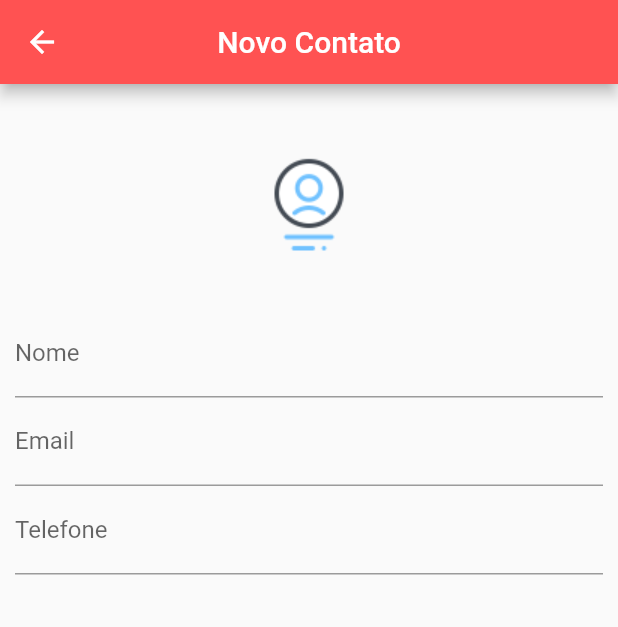
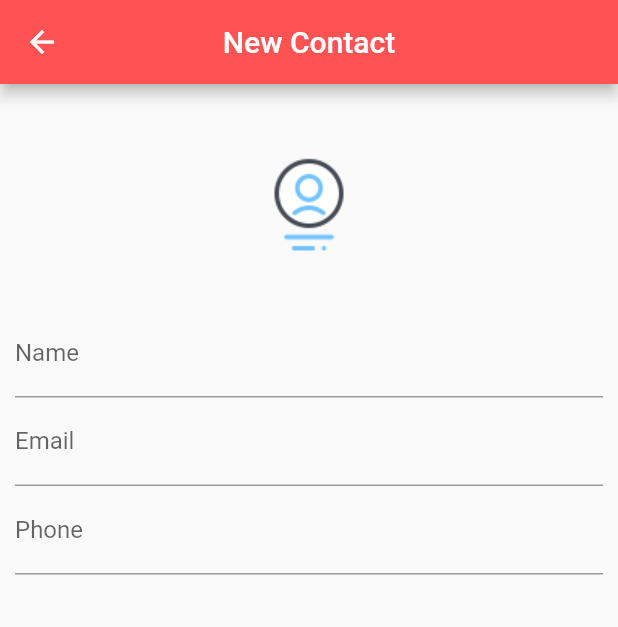
Before and after one commit to jamil2gomes/projetoAgenda, a Flutter app: the screen it shows after launch, after a tap on the "add" icon, on a phone screen of 412 x 824 dp. Shown: the top 627 px of the screen. Run offline on Flutter 3.47's test engine with Material 2 defaults, Android fonts, the phone set to English and light mode, and no system bars; our stand-ins replace sqflite; accounts and stored records are empty.

Commit message:
refatoraçao dos nomes das variaveis, classes e metodos e add de um popup de opcoes

```diff
--- /dev/null
+++ b/lib/helper/ContactHelper.dart
@@ -0,0 +1,97 @@
+import 'package:sqflite/sqflite.dart';
+import 'package:agenda_app/model/Contact.dart';
+import 'package:path_provider/path_provider.dart';
+import 'dart:io';
+import 'dart:async';
+
+class ContactHelper {
+  static ContactHelper _databaseHelper;
+  static Database _database;
+
+  String contactTable = "contact";
+  String colId = "id";
+  String colName = "name";
+  String colEmail = "email";
+  String colPhone = "phone";
+  String colImg = "image";
+
+  ContactHelper._createInstance();
+
+  factory ContactHelper() {
+    if (_databaseHelper == null)
+      _databaseHelper = ContactHelper._createInstance();
+
+    return _databaseHelper;
+  }
+
+  Future<Database> get database async {
+    if (_database == null) {
+      _database = await initializeDatabase();
+    }
+
+    return _database;
+  }
+
+  Future<Database> initializeDatabase() async {
+    final Directory directory = await getApplicationDocumentsDirectory();
+    final String path = directory.path + 'contactDb.db';
+
+    var contactDB = await openDatabase(path, version: 1, onCreate: _createDB);
+    return contactDB;
+  }
+
+  void _createDB(Database db, int version) async {
+    String sql =
+        "CREATE TABLE $contactTable ($colId INTEGER PRIMARY KEY AUTOINCREMENT, $colName TEXT, $colEmail TEXT, $colPhone TEXT, $colImg TEXT)";
+
+    await db.execute(sql);
+  }
+
+  Future<Contact> insert(Contact contact) async {
+    Database db = await this.database;
+
+    contact.id = await db.insert(contactTable, contact.toMap());
+    return contact;
+  }
+
+  Future<List<Contact>> getContacts() async {
+    Database db = await this.database;
+    var result = await db.query(contactTable);
+
+    return result.isNotEmpty
+        ? result.map((contact) => Contact.fromMap(contact)).toList()
+        : [];
+  }
+
+  Future<Contact> getContactBy(int id) async {
+    Database db = await this.database;
+    List<Map> result = await db.query(contactTable,
+        columns: [colId, colName, colEmail, colImg],
+        where: "$colId = ?",
+        whereArgs: [id]);
+
+    return (result.length > 0) ? Contact.fromMap(result.first) : null;
+  }
+
+  Future<int> delete(int id) async {
+    Database db = await this.database;
+    return await db.delete(contactTable, where: "$colId = ?", whereArgs: [id]);
+  }
+
+  Future<int> update(Contact contact) async {
+    Database db = await this.database;
+    return await db.update(contactTable, contact.toMap(),
+        where: '$colId = ?', whereArgs: [contact.id]);
+  }
+
+  Future<int> getCountContacts() async {
+    Database db = await this.database;
+    return Sqflite.firstIntValue(
+        await db.rawQuery("SELECT COUNT(*) FROM $contactTable"));
+  }
+
+  Future close() async {
+    Database db = await this.database;
+    db.close();
+  }
+}
--- a/lib/helper/ContatoHelper.dart
+++ /dev/null
@@ -1,105 +0,0 @@
-import 'package:sqflite/sqflite.dart';
-import 'package:agenda_app/model/Contato.dart';
-import 'package:path_provider/path_provider.dart';
-import 'dart:io';
-import 'dart:async';
-
-
-
-class ContatoHelper{
-
-  static ContatoHelper _databaseHelper;
-  static Database _database;
-
-  String contatoTable = "contato";
-  String colId        = "id";
-  String colNome      = "nome";
-  String colEmail     = "email";
-  String colTel       = "telefone";
-  String colImg       = "imagem";
-
-
-  ContatoHelper._createInstance();
-
-  factory ContatoHelper() {
-    if (_databaseHelper == null) _databaseHelper = ContatoHelper._createInstance();
-
-    return _databaseHelper;
-  }
-
-  Future<Database> get database async {
-    if (_database == null) {
-      _database = await initializeDatabase();
-    }
-
-    return _database;
-  }
-
-  Future<Database> initializeDatabase() async {
-    final Directory directory = await getApplicationDocumentsDirectory();
-    final String path = directory.path + 'contatoDB.db';
-
-    var contatoDB = await openDatabase(path, version: 1, onCreate: _createDB);
-    return contatoDB;
-  }
-
-  void _createDB(Database db, int version) async {
-    String sql = "CREATE TABLE $contatoTable ($colId INTEGER PRIMARY KEY AUTOINCREMENT, $colNome TEXT, $colEmail TEXT, $colTel TEXT, $colImg TEXT)";
-
-    await db.execute(sql);
-  }
-
-  Future<Contato> insert(Contato contato) async {
-    Database db = await this.database;
-
-     contato.id = await db.insert(contatoTable, contato.toMap()); //ele retorna o id
-
-    return contato;
-  }
-
-
-  Future<List<Contato>> getContatos() async {
-    Database db = await this.database;
-    var resultado = await db.query(contatoTable);
-
-     return resultado.isNotEmpty ? resultado.map((contato) => Contato.fromMap(contato)).toList() : [];
-  }
-
-  Future<Contato> getContatoBy(int id) async {
-    Database db = await this.database;
-   List<Map> resultado = await db.query(contatoTable,
-       columns: [colId, colNome, colEmail, colImg],
-       where: "$colId = ?",
-       whereArgs: [id]);
-
-   return (resultado.length > 0) ?  Contato.fromMap(resultado.first) : null;
-
-  }
-
-  Future<int>deleteContato(int id) async{
-    Database db = await this.database;
-    return await db.delete(contatoTable,
-        where:"$colId = ?",
-        whereArgs: [id]);
-  }
-
-  Future<int>updateContato(Contato contato) async{
-    Database db = await this.database;
-   return  await db.update(contatoTable,
-       contato.toMap(),
-       where:'$colId = ?',
-       whereArgs: [contato.id] );
-
-  }
-
-  Future<int>getCountContatos() async{
-    Database db = await this.database;
-    return Sqflite.firstIntValue(await db.rawQuery("SELECT COUNT(*) FROM $contatoTable"));
-  }
-
-  Future close() async {
-    Database db = await this.database;
-    db.close();
-  }
-
-}
--- /dev/null
+++ b/lib/model/Contact.dart
@@ -0,0 +1,34 @@
+class Contact {
+  int id;
+  String name;
+  String phone;
+  String email;
+  String image;
+
+  Contact({this.name, this.phone, this.email, this.image});
+
+  Contact.fromMap(Map map) {
+    id = map['id'];
+    name = map['name'];
+    phone = map['phone'];
+    email = map['email'];
+    image = map['image'];
+  }
+
+  Map toMap() {
+    Map<String, dynamic> map = {
+      'name': name,
+      'phone': phone,
+      'email': email,
+      'image': image,
+    };
+    if (id != null) map['id'] = id;
+
+    return map;
+  }
+
+  @override
+  String toString() {
+    return 'Contact[ id: $id, name: $name, phone: $phone, email: $email, image: $image]';
+  }
+}
--- a/lib/model/Contato.dart
+++ /dev/null
@@ -1,34 +0,0 @@
-class Contato {
-  int id;
-  String nome;
-  String telefone;
-  String email;
-  String imagem;
-
-  Contato({this.nome, this.telefone, this.email, this.imagem});
-
-  Contato.fromMap(Map map) {
-    id = map['id'];
-    nome = map['nome'];
-    telefone = map['telefone'];
-    email = map['email'];
-    imagem = map['imagem'];
-  }
-
-  Map toMap() {
-    Map<String, dynamic> map = {
-      'nome'    : nome,
-      'telefone': telefone,
-      'email'   : email,
-      'imagem'  : imagem,
-    };
-    if (id != null) map['id'] = id;
-
-    return map;
-  }
-
-  @override
-  String toString() {
-    return 'Contato[ id: $id, nome: $nome, telefone: $telefone, email: $email, imagem: $imagem]';
-  }
-}
--- a/lib/pages/contato_page.dart
+++ b/lib/pages/contato_page.dart
@@ -1,45 +1,47 @@
 import 'dart:io';
 import 'package:flutter/material.dart';
-import 'package:agenda_app/model/Contato.dart';
+import 'package:agenda_app/model/Contact.dart';
 
 class ContatoPage extends StatefulWidget {
-  final Contato contato;
+  final Contact contact;
 
-  ContatoPage({this.contato});
+  ContatoPage({this.contact});
 
   @override
   _ContatoPageState createState() => _ContatoPageState();
 }
 
 class _ContatoPageState extends State<ContatoPage> {
-  Contato _contatoEditado;
-  bool _textEditado = false;
-  final _nomeController = TextEditingController();
+  Contact _editedContact;
+  bool _editedText = false;
+  final _nameController = TextEditingController();
   final _emailController = TextEditingController();
-  final _telefoneController = TextEditingController();
+  final _phoneController = TextEditingController();
   final _nomeFocus = FocusNode();
 
   @override
   void initState() {
     super.initState();
 
-    if (widget.contato == null) {
-      this._contatoEditado = Contato();
+    if (widget.contact == null) {
+      this._editedContact = Contact();
     } else {
-      this._contatoEditado = Contato.fromMap(widget.contato.toMap());
-      _nomeController.text = this._contatoEditado.nome;
-      _emailController.text = this._contatoEditado.email;
-      _telefoneController.text = this._contatoEditado.telefone;
+      this._editedContact = Contact.fromMap(widget.contact.toMap());
+      _nameController.text = this._editedContact.name;
+      _emailController.text = this._editedContact.email;
+      _phoneController.text = this._editedContact.phone;
     }
   }
 
   @override
   Widget build(BuildContext context) {
     return WillPopScope(
-      onWillPop: _chamaPopUp,
+      onWillPop: () {
+        return _showPopUp(context);
+      },
       child: Scaffold(
         appBar: AppBar(
-          title: Text(_contatoEditado.nome ?? 'Novo Contato'),
+          title: Text(_editedContact.name ?? 'New Contact'),
           backgroundColor: Colors.redAccent,
           centerTitle: true,
         ),
@@ -55,20 +57,20 @@ class _ContatoPageState extends State<ContatoPage> {
                     decoration: BoxDecoration(
                       shape: BoxShape.circle,
                       image: DecorationImage(
-                          image: _contatoEditado.imagem != null
-                              ? FileImage(File(_contatoEditado.imagem))
+                          image: _editedContact.image != null
+                              ? FileImage(File(_editedContact.image))
                               : AssetImage('imagem/icons8-nome-64.png')),
                     )),
               ),
               TextField(
-                controller: _nomeController,
+                controller: _nameController,
                 focusNode: _nomeFocus,
                 keyboardType: TextInputType.text,
-                decoration: InputDecoration(labelText: 'Nome'),
+                decoration: InputDecoration(labelText: 'Name'),
                 onChanged: (text) {
-                  _textEditado = true;
+                  _editedText = true;
                   setState(() {
-                    _contatoEditado.nome = text;
+                    _editedContact.name = text;
                   });
                 },
               ),
@@ -77,17 +79,17 @@ class _ContatoPageState extends State<ContatoPage> {
                 keyboardType: TextInputType.emailAddress,
                 decoration: InputDecoration(labelText: 'Email'),
                 onChanged: (text) {
-                  _textEditado = true;
-                  _contatoEditado.email = text;
+                  _editedText = true;
+                  _editedContact.email = text;
                 },
               ),
               TextField(
-                controller: _telefoneController,
+                controller: _phoneController,
                 keyboardType: TextInputType.phone,
-                decoration: InputDecoration(labelText: 'Telefone'),
+                decoration: InputDecoration(labelText: 'Phone'),
                 onChanged: (text) {
-                  _textEditado = true;
-                  _contatoEditado.telefone = text;
+                  _editedText = true;
+                  _editedContact.phone = text;
                 },
               ),
             ],
@@ -97,11 +99,11 @@ class _ContatoPageState extends State<ContatoPage> {
           child: Icon(Icons.save),
           backgroundColor: Colors.redAccent,
           onPressed: () {
-            if (this._contatoEditado.nome != null &&
-                this._contatoEditado.nome.isNotEmpty) {
-              Navigator.pop(context, this._contatoEditado);
+            if (this._editedContact.name != null &&
+                this._editedContact.name.isNotEmpty) {
+              Navigator.pop(context, this._editedContact);
             } else {
-              _exibeDialog();
+              _showDialog(context);
               FocusScope.of(context).requestFocus(_nomeFocus);
             }
           },
@@ -110,23 +112,23 @@ class _ContatoPageState extends State<ContatoPage> {
     );
   }
 
-  Future<bool> _chamaPopUp() {
-    if (_textEditado) {
+  Future<bool> _showPopUp(BuildContext context) {
+    if (_editedText) {
       showDialog(
           context: context,
-          builder: (BuildContext context) {
+          builder: (context) {
             return AlertDialog(
-                title: Text('Descartar Alterações?'),
-                content: Text('Se confirmar as alterações não serão salvas.'),
+                title: Text('Dicard Changes?'),
+                content: Text('The changes will be discarded'),
                 actions: <Widget>[
                   FlatButton(
-                    child: Text('Cancelar'),
+                    child: Text('Cancel'),
                     onPressed: () {
                       Navigator.of(context).pop();
                     },
                   ),
                   FlatButton(
-                      child: Text('Aceitar'),
+                      child: Text('Accept'),
                       onPressed: () {
                         Navigator.pop(context);
                         Navigator.pop(context);
@@ -139,16 +141,16 @@ class _ContatoPageState extends State<ContatoPage> {
     }
   }
 
-  void _exibeDialog() {
+  void _showDialog(BuildContext context) {
     showDialog(
         context: context,
-        builder: (BuildContext context) {
+        builder: (context) {
           return AlertDialog(
-            title: Text('Nome'),
-            content: Text('Porfavor, preencha o campo nome'),
+            title: Text('Name'),
+            content: Text('Fill the name field'),
             actions: <Widget>[
               FlatButton(
-                child: Text('Fechar'),
+                child: Text('Close'),
                 onPressed: () {
                   Navigator.of(context).pop();
                 },
--- a/lib/pages/home.dart
+++ b/lib/pages/home.dart
@@ -1,8 +1,8 @@
 import 'dart:io';
-import 'package:agenda_app/helper/ContatoHelper.dart';
+import 'package:agenda_app/helper/ContactHelper.dart';
 import 'package:agenda_app/pages/contato_page.dart';
 import 'package:flutter/material.dart';
-import 'package:agenda_app/model/Contato.dart';
+import 'package:agenda_app/model/Contact.dart';
 
 class Home extends StatefulWidget {
   @override
@@ -10,21 +10,20 @@ class Home extends StatefulWidget {
 }
 
 class _HomeState extends State<Home> {
-  ContatoHelper contatoHelper = ContatoHelper();
-  List<Contato> contatos = List();
+  ContactHelper contactHelper = ContactHelper();
+  List<Contact> contacts = List();
 
   @override
   void initState() {
     super.initState();
-    _getAllContatos();
-
+    _getAllContacts();
   }
 
   @override
   Widget build(BuildContext context) {
     return Scaffold(
       appBar: AppBar(
-        title: Text('Agenda de Contatos'),
+        title: Text('Contacts'),
         backgroundColor: Colors.redAccent,
         centerTitle: true,
         actions: <Widget>[],
@@ -39,14 +38,14 @@ class _HomeState extends State<Home> {
       ),
       body: ListView.builder(
           padding: EdgeInsets.all(10.0),
-          itemCount: contatos.length,
+          itemCount: contacts.length,
           itemBuilder: (context, index) {
-            return _contatoCard(context, index);
+            return _contactCard(context, index);
           }),
     );
   }
 
-  Widget _contatoCard(BuildContext context, int index) {
+  Widget _contactCard(BuildContext context, int index) {
     return GestureDetector(
       child: Card(
         child: Padding(
@@ -59,22 +58,22 @@ class _HomeState extends State<Home> {
                 decoration: BoxDecoration(
                     shape: BoxShape.circle,
                     image: DecorationImage(
-                    image:contatos[index].imagem != null
-                        ? FileImage(File(contatos[index].imagem))
-                        : AssetImage('imagem/icons8-nome-64.png') ,
-                        fit: BoxFit.cover
-                    )),
+                        image: contacts[index].image != null
+                            ? FileImage(File(contacts[index].image))
+                            : AssetImage('imagem/icons8-nome-64.png'),
+                        fit: BoxFit.cover)),
               ),
               Padding(
                 padding: EdgeInsets.only(left: 10.0),
                 child: Column(
                   crossAxisAlignment: CrossAxisAlignment.start,
                   children: <Widget>[
-                    Text(contatos[index].nome ?? '',
-                        style: TextStyle(fontSize: 22.0, fontWeight: FontWeight.bold)),
-                    Text(contatos[index].email ?? '',
+                    Text(contacts[index].name ?? '',
+                        style: TextStyle(
+                            fontSize: 22.0, fontWeight: FontWeight.bold)),
+                    Text(contacts[index].email ?? '',
                         style: TextStyle(fontSize: 18.0)),
-                    Text(contatos[index].telefone ?? '',
+                    Text(contacts[index].phone ?? '',
                         style: TextStyle(fontSize: 18.0)),
                   ],
                 ),
@@ -82,35 +81,96 @@ class _HomeState extends State<Home> {
             ],
           ),
         ),
-
       ),
-      onTap: (){
-        _showContatoPage(c: contatos[index]);
+      onTap: () {
+        _showOptions(context, index);
       },
     );
   }
 
-  void _getAllContatos(){
-    contatoHelper.getContatos().then((list) {
+  void _showOptions(BuildContext context, int index) {
+    showModalBottomSheet(
+        context: context,
+        builder: (context) {
+          return BottomSheet(
+              onClosing: null,
+              builder: (context) {
+                return Container(
+                  padding: EdgeInsets.all(10.0),
+                  child: Column(
+                    mainAxisSize: MainAxisSize.min,
+                    children: <Widget>[
+                      Padding(
+                        padding: EdgeInsets.all(10.0),
+                        child: FlatButton(
+                            onPressed: null,
+                            child: Text(
+                              'Ligar',
+                              style: TextStyle(
+                                  fontSize: 20.0, color: Colors.redAccent),
+                            )),
+                      ),
+                      Padding(
+                        padding: EdgeInsets.all(10.0),
+                        child: FlatButton(
+                            onPressed: () {
+                              Navigator.pop(context);
+                              _showContatoPage(c: contacts[index]);
+                            },
+                            child: Text(
+                              'Edit',
+                              style: TextStyle(
+                                  fontSize: 20.0, color: Colors.redAccent),
+                            )),
+                      ),
+                      Padding(
+                        padding: EdgeInsets.all(10.0),
+                        child: FlatButton(
+                            onPressed: () {
+                              Navigator.pop(context);
+                              contactHelper.delete(contacts[index].id);
+                              setState(() {
+                                contacts.removeAt(index);
+                                Navigator.pop(context);
+                              });
+                            },
+                            child: Text(
+                              'Delete',
+                              style: TextStyle(
+                                  fontSize: 20.0, color: Colors.redAccent),
+                            )),
+                      ),
+                    ],
+                  ),
+                );
+              });
+        });
+  }
+
+  void _getAllContacts() {
+    contactHelper.getContacts().then((list) {
       setState(() {
-        contatos = list;
+        contacts = list;
       });
     });
   }
 
+  void _showContatoPage({Contact c}) async {
+    final contactReceived = await Navigator.push(
+        context,
+        MaterialPageRoute(
+            builder: (context) => ContatoPage(
+                  contact: c,
+                )));
 
-  void _showContatoPage({Contato c}) async {
-    final contatoRecebido = await Navigator.push(context, MaterialPageRoute(builder: (context) => ContatoPage(contato: c,)));
-
-    if (contatoRecebido != null) {
-      if (c != null){
-        await contatoHelper.updateContato(contatoRecebido);
-      }
-      else{
-        await contatoHelper.insert(contatoRecebido);
+    if (contactReceived != null) {
+      if (c != null) {
+        await contactHelper.update(contactReceived);
+      } else {
+        await contactHelper.insert(contactReceived);
       }
 
-      _getAllContatos();
+      _getAllContacts();
     }
   }
 }
```
